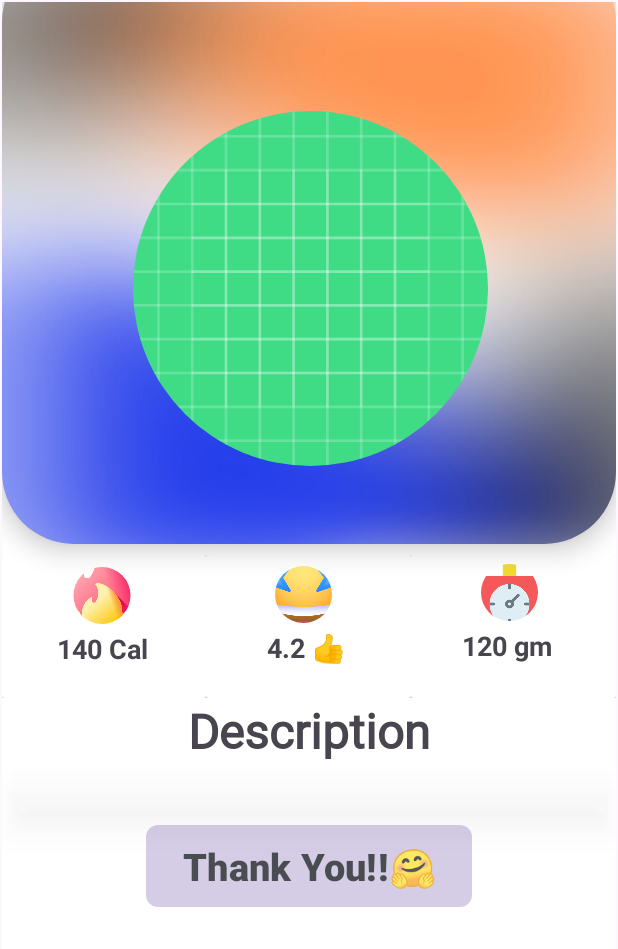
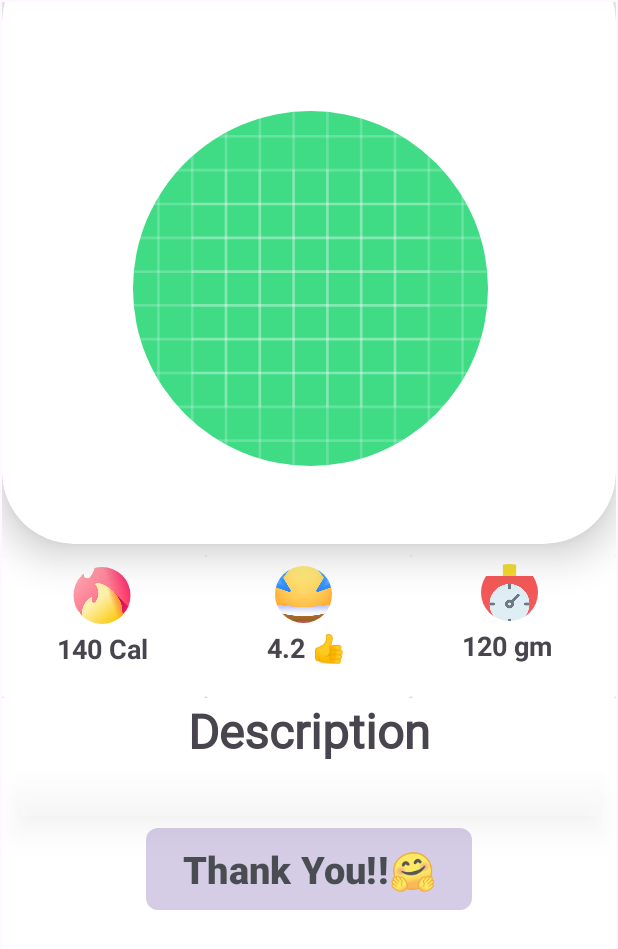
Before and after one commit to Kshitiz-Mhto/FoodieHub, an Android app: the InfoFragment screen opened through its navigation route, on a phone screen of 412 x 824 dp. Shown: the top 949 px of the screen. Run offline under Robolectric (Android 15) with nearby library versions, the phone set to English and light mode, and no system bars; our stand-ins replace CircleImageView; network calls fail; pictures from the network do not load.

Commit message:
re adjusted the fragments components

```diff
--- a/app/src/main/java/com/example/foodapp/DashboardFragment.kt
+++ b/app/src/main/java/com/example/foodapp/DashboardFragment.kt
@@ -83,8 +83,6 @@ class DashboardFragment : Fragment() {
             binding.catStarter.performClick()
         },
             100)
-
-        binding
 
         val recyclerView = binding.dashRecyclerview
         recyclerView.setBackgroundColor(Color.TRANSPARENT)
--- a/app/src/main/res/layout/fragment_info.xml
+++ b/app/src/main/res/layout/fragment_info.xml
@@ -13,9 +13,8 @@
         android:layout_width="match_parent"
         android:layout_height="396dp"
         android:layout_marginTop="-35dp"
-        app:cardBackgroundColor="@android:color/transparent"
         app:cardCornerRadius="48dp"
-        app:cardElevation="10dp"
+        app:cardElevation="16dp"
         app:layout_constraintBottom_toBottomOf="parent"
         app:layout_constraintEnd_toEndOf="parent"
         app:layout_constraintHorizontal_bias="0.0"
@@ -26,7 +25,6 @@
         <RelativeLayout
             android:layout_width="wrap_content"
             android:layout_height="match_parent"
-            android:background="@drawable/info_desgin"
             android:alpha=".99"
             >
 
@@ -57,14 +55,14 @@
                 android:layout_marginTop="28dp"
                 android:layout_marginEnd="1dp"
                 android:layout_marginBottom="227dp"
-                android:autoSizeMaxTextSize="22dp"
+                android:autoSizeMaxTextSize="26dp"
                 android:autoSizeMinTextSize="18sp"
                 android:autoSizeTextType="uniform"
                 android:fontFamily="cursive"
                 android:gravity="center"
                 android:textAlignment="center"
                 android:textColor="#0C0000"
-                android:textSize="19sp"
+                android:textSize="24sp"
                 android:textStyle="bold" />
         </RelativeLayout>
     </androidx.cardview.widget.CardView>
@@ -74,7 +72,6 @@
         android:layout_width="match_parent"
         android:layout_height="95dp"
         android:layout_marginTop="8dp"
-        android:background="@android:color/transparent"
         android:orientation="horizontal"
         app:layout_constraintBottom_toBottomOf="parent"
         app:layout_constraintEnd_toEndOf="parent"
@@ -246,9 +243,9 @@
                 android:id="@+id/etDescriptionDetail"
                 android:layout_width="match_parent"
                 android:layout_height="wrap_content"
-                android:layout_marginStart="9dp"
-                android:layout_marginTop="6dp"
-                android:layout_marginEnd="8dp"
+                android:layout_marginStart="12dp"
+                android:layout_marginTop="8dp"
+                android:layout_marginEnd="12dp"
                 android:background="@color/blur"
                 android:alpha=".70"
                 android:backgroundTint="@null"
@@ -267,7 +264,7 @@
                 android:layout_width="wrap_content"
                 android:layout_height="wrap_content"
                 android:layout_marginTop="8dp"
-                android:layout_marginBottom="4dp"
+                android:layout_marginBottom="8dp"
                 android:alpha="0.75"
                 android:background="@drawable/curve_bg"
                 android:backgroundTint="@null"
```
Also changed, not shown: app/src/main/res/drawable/info_screenshot.png.
